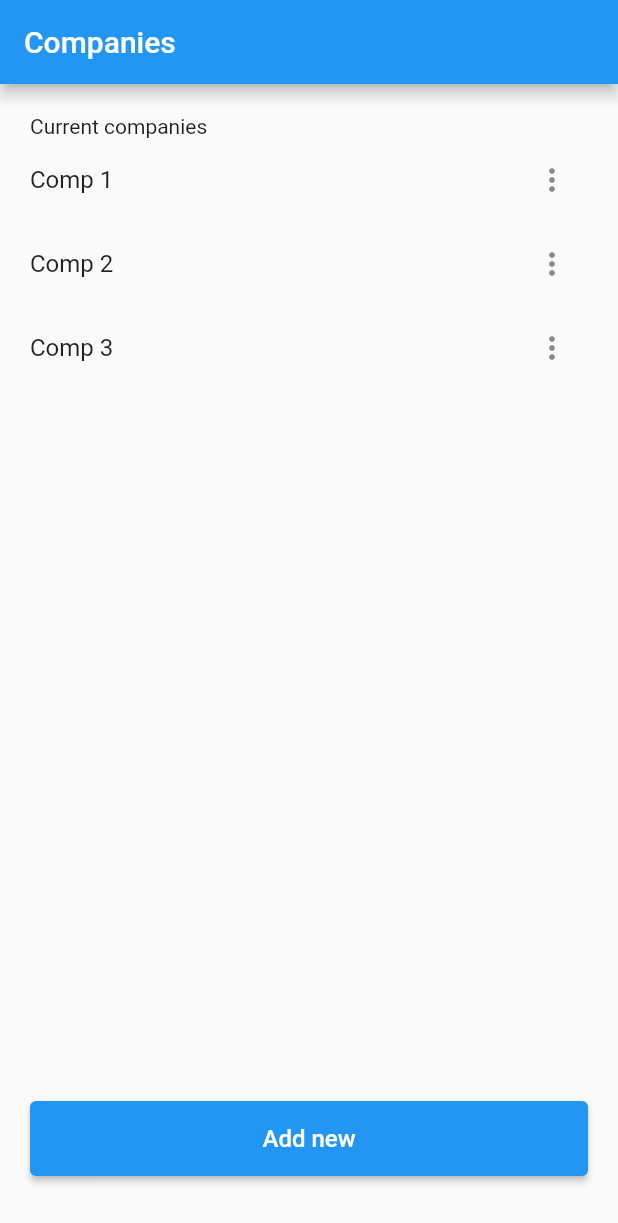
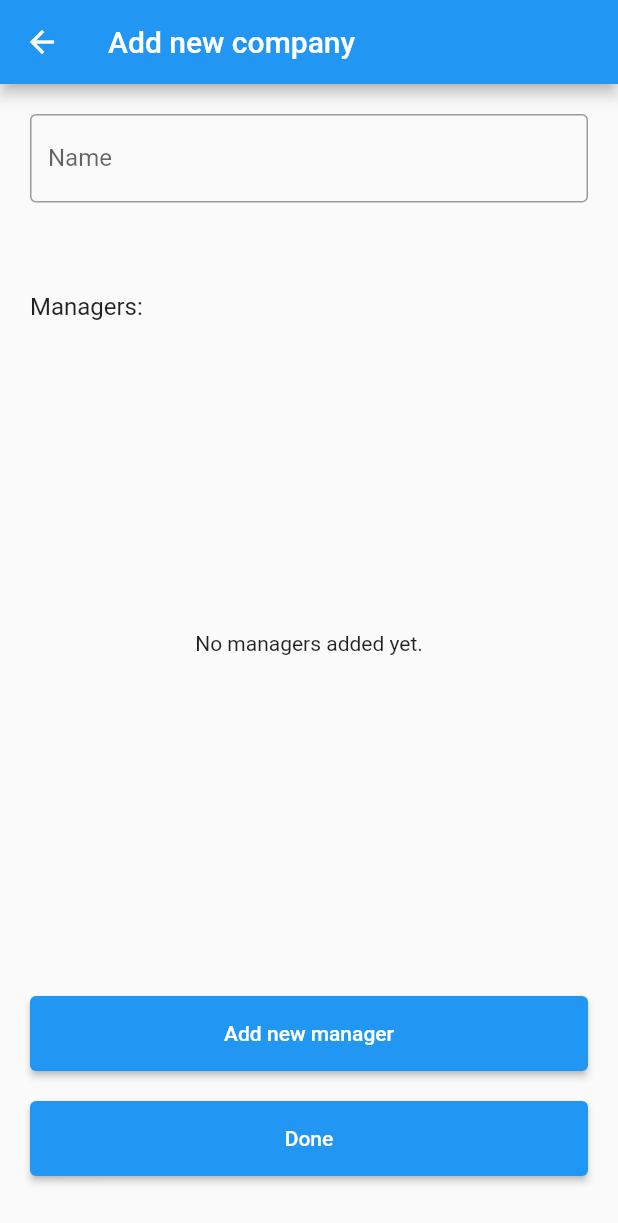
Before and after one commit to TomiSzabo00/SequenceManager_Flutter, a Flutter app: the CompaniesList widget shown alone on an empty page, opened directly, after a tap on "Add new", on a phone screen of 412 x 824 dp. Shown: the top 1223 px of the screen. Run offline on Flutter 3.47's test engine with Material 2 defaults, Android fonts, the phone set to English and light mode, and no system bars; accounts and stored records are empty.

Commit message:
Add new comp screen

```diff
--- a/lib/screens/admin/admin_viewmodel.dart
+++ b/lib/screens/admin/admin_viewmodel.dart
@@ -1,3 +1,4 @@
+import 'package:flutter/material.dart';
 import 'package:sequence_manager/models/company.dart';
 import 'package:sequence_manager/models/list/company_list_item.dart';
 import 'package:sequence_manager/models/list/list_item.dart';
@@ -6,6 +7,11 @@ import 'package:sequence_manager/models/user.dart';
 import 'package:sequence_manager/screens/global/list_viewmodel.dart';
 
 class AdminViewModel extends ListViewModel {
+  TextEditingController nameController = TextEditingController();
+  List<UserListItem> managers = [];
+
+  bool isNameValid = true;
+
   Future<List<CompanyListItem>> fetchCompanies() {
     final mockList = [
       CompanyListItem(company: Company(id: "0", name: "Comp 1")),
@@ -15,15 +21,35 @@ class AdminViewModel extends ListViewModel {
     return Future.value(mockList);
   }
 
-  void addNewCompany() {}
-
   void deleteCompany(ListItem item) {}
 
   Future<List<UserListItem>> fetchManagers(Company company) {
     final mockList = [
-      UserListItem(user: User(name: "User 1", email: "email1@test.com", type: UserType.manager)),
-      UserListItem(user: User(name: "User 2", email: "email2@test.com", type: UserType.manager)),
+      UserListItem(
+          user: User(
+              name: "User 1",
+              email: "email1@test.com",
+              type: UserType.manager)),
+      UserListItem(
+          user: User(
+              name: "User 2",
+              email: "email2@test.com",
+              type: UserType.manager)),
     ];
     return Future.value(mockList);
   }
+
+  void deleteManager(ListItem item) {}
+
+  void addCompany() {
+    validateName();
+    if (!isNameValid) {
+      return;
+    }
+  }
+
+  void validateName() {
+    isNameValid = nameController.text.isNotEmpty;
+    notifyListeners();
+  }
 }
--- a/lib/screens/admin/companies_list.dart
+++ b/lib/screens/admin/companies_list.dart
@@ -5,6 +5,7 @@ import 'package:sequence_manager/models/list/list_item.dart';
 import 'package:sequence_manager/screens/admin/admin_viewmodel.dart';
 import 'package:sequence_manager/screens/global/add_new_list.dart';
 import 'package:sequence_manager/screens/moderator/edit_company.dart';
+import 'package:sequence_manager/screens/moderator/new_company.dart';
 
 class CompaniesList extends StatefulWidget {
   const CompaniesList({Key? key}) : super(key: key);
@@ -19,7 +20,8 @@ class CompaniesListState extends State<CompaniesList> {
   @override
   void initState() {
     super.initState();
-    fetchCompanies = Provider.of<AdminViewModel>(context, listen: false).fetchCompanies();
+    fetchCompanies =
+        Provider.of<AdminViewModel>(context, listen: false).fetchCompanies();
   }
 
   @override
@@ -31,11 +33,19 @@ class CompaniesListState extends State<CompaniesList> {
       updateItem: (company) {
         Navigator.of(context).push(
           MaterialPageRoute(
-            builder: (context) => EditCompanyScreen(company: (company as CompanyListItem).company),
+            builder: (context) => EditCompanyScreen(
+                company: (company as CompanyListItem).company),
           ),
         );
       },
       deleteItem: viewModel.deleteCompany,
+      addNewItem: () {
+        Navigator.of(context).push(
+          MaterialPageRoute(
+            builder: (context) => const NewCompanyScreen(),
+          ),
+        );
+      },
     );
   }
 }
--- a/lib/screens/global/add_new_list.dart
+++ b/lib/screens/global/add_new_list.dart
@@ -9,12 +9,14 @@ class AddNewList extends StatefulWidget {
     required this.fetchItems,
     required this.updateItem,
     required this.deleteItem,
+    required this.addNewItem,
   }) : super(key: key);
 
   final String title;
   Future<List<ListItem>> fetchItems;
   Function(ListItem) updateItem;
   Function(ListItem) deleteItem;
+  Function() addNewItem;
 
   @override
   AddNewListState createState() => AddNewListState();
@@ -88,7 +90,9 @@ class AddNewListState extends State<AddNewList> {
                 width: double.infinity,
                 height: 50,
                 child: ElevatedButton(
-                  onPressed: () {},
+                  onPressed: () {
+                    widget.addNewItem();
+                  },
                   child: const Text(
                     "Add new",
                     style: TextStyle(fontSize: 16),
--- a/lib/screens/moderator/categories_list.dart
+++ b/lib/screens/moderator/categories_list.dart
@@ -29,6 +29,7 @@ class CategoriesListState extends State<CategoriesList> {
       fetchItems: fetchCategories,
       updateItem: viewModel.editCategory,
       deleteItem: viewModel.deleteCategory,
+      addNewItem: viewModel.addNewCategory,
     );
   }
 }
--- a/lib/screens/moderator/edit_company.dart
+++ b/lib/screens/moderator/edit_company.dart
@@ -45,7 +45,7 @@ class EditCompanyScreenState extends State<EditCompanyScreen> {
                 ),
                 contentPadding: const EdgeInsets.all(0),
               ),
-              const SizedBox(height: 20),
+              const SizedBox(height: 60),
               const Align(
                 alignment: Alignment.centerLeft,
                 child: Text("Managers:", style: TextStyle(fontSize: 16)),
--- a/lib/screens/moderator/employee_list.dart
+++ b/lib/screens/moderator/employee_list.dart
@@ -29,6 +29,7 @@ class EmployeeListState extends State<EmployeeList> {
       fetchItems: fetchEmployees,
       updateItem: viewModel.editEmployee,
       deleteItem: viewModel.deleteEmployee,
+      addNewItem: viewModel.addNewEmployee,
     );
   }
 }
--- a/lib/screens/moderator/locations_list.dart
+++ b/lib/screens/moderator/locations_list.dart
@@ -17,7 +17,8 @@ class LocationsListState extends State<LocationsList> {
   @override
   void initState() {
     super.initState();
-    fetchLocations = Provider.of<ModeratorViewModel>(context, listen: false).fetchLocations();
+    fetchLocations = Provider.of<ModeratorViewModel>(context, listen: false)
+        .fetchLocations();
   }
 
   @override
@@ -28,6 +29,7 @@ class LocationsListState extends State<LocationsList> {
       fetchItems: fetchLocations,
       updateItem: viewModel.editLocation,
       deleteItem: viewModel.deleteLocation,
+      addNewItem: viewModel.addNewLocation,
     );
   }
 }
--- /dev/null
+++ b/lib/screens/moderator/new_company.dart
@@ -0,0 +1,99 @@
+import 'package:flutter/material.dart';
+import 'package:provider/provider.dart';
+import 'package:sequence_manager/screens/admin/admin_viewmodel.dart';
+import 'package:sequence_manager/screens/manager/add_manager.dart';
+
+class NewCompanyScreen extends StatefulWidget {
+  const NewCompanyScreen({Key? key}) : super(key: key);
+
+  @override
+  NewCompanyScreenState createState() => NewCompanyScreenState();
+}
+
+class NewCompanyScreenState extends State<NewCompanyScreen> {
+  @override
+  Widget build(BuildContext context) {
+    final viewModel = context.watch<AdminViewModel>();
+    return Scaffold(
+      appBar: AppBar(
+        title: const Text("Add new company"),
+      ),
+      body: Center(
+        child: Padding(
+          padding: const EdgeInsets.all(20.0),
+          child: Column(
+            mainAxisAlignment: MainAxisAlignment.start,
+            children: [
+              TextField(
+                controller: viewModel.nameController,
+                decoration: InputDecoration(
+                  border: const OutlineInputBorder(),
+                  labelText: 'Name',
+                  errorText: viewModel.isNameValid ? null : 'Name is required',
+                ),
+                onChanged: (value) => viewModel.validateName(),
+              ),
+              const SizedBox(height: 60),
+              const Align(
+                alignment: Alignment.centerLeft,
+                child: Text("Managers:", style: TextStyle(fontSize: 16)),
+              ),
+              Expanded(child: () {
+                if (viewModel.managers.isEmpty) {
+                  return const Center(
+                    child: Text("No managers added yet."),
+                  );
+                } else {
+                  return ListView.builder(
+                    itemCount: viewModel.managers.length,
+                    itemBuilder: (context, index) {
+                      final manager = viewModel.managers[index];
+                      return ListTile(
+                        title: Text(manager.title),
+                        subtitle: Text(manager.subtitle),
+                        trailing: IconButton(
+                          onPressed: () {
+                            // Handle delete manager
+                          },
+                          icon: const Icon(Icons.delete),
+                        ),
+                        contentPadding: const EdgeInsets.all(0),
+                      );
+                    },
+                  );
+                }
+              }()),
+              const SizedBox(height: 20),
+              SizedBox(
+                width: double.infinity,
+                height: 50,
+                child: ElevatedButton(
+                  onPressed: () {
+                    Navigator.of(context).push(
+                      MaterialPageRoute(
+                        builder: (context) => AddManagerScreen(),
+                      ),
+                    );
+                  },
+                  child: const Text("Add new manager"),
+                ),
+              ),
+              const SizedBox(height: 20),
+              SizedBox(
+                width: double.infinity,
+                height: 50,
+                child: ElevatedButton(
+                  onPressed: () {
+                    // Handle add manager
+                  },
+                  child: const Text("Done"),
+                ),
+              ),
+              const SizedBox(height: 20),
+            ],
+          ),
+        ),
+      ),
+    );
+  }
+}
```
